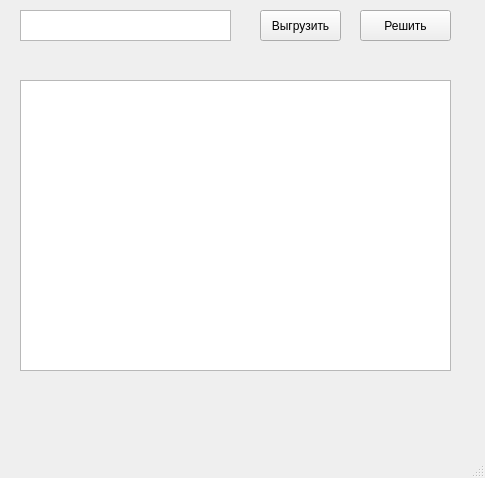
Before: the Qt Designer form gui.ui in SudoDobryak/MO_KR, drawn with Qt 5.
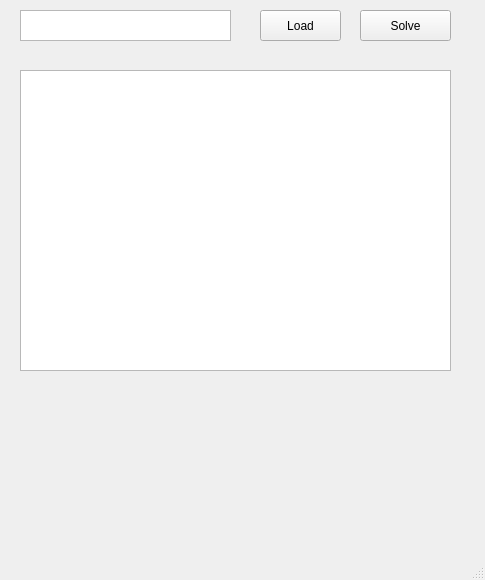
After: the same form once the commit is applied.

Diff of the .ui file:
```diff
--- a/gui.ui
+++ b/gui.ui
@@ -7,7 +7,7 @@
     <x>0</x>
     <y>0</y>
     <width>485</width>
-    <height>478</height>
+    <height>580</height>
    </rect>
   </property>
   <property name="windowTitle">
@@ -34,7 +34,7 @@
      </rect>
     </property>
     <property name="text">
-     <string>Выгрузить</string>
+     <string>Load</string>
     </property>
    </widget>
    <widget class="QPushButton" name="pushButton_2">
@@ -47,16 +47,16 @@
      </rect>
     </property>
     <property name="text">
-     <string>Решить</string>
+     <string>Solve</string>
     </property>
    </widget>
-   <widget class="QListWidget" name="listWidget">
+   <widget class="QTableWidget" name="tableWidget">
     <property name="geometry">
      <rect>
       <x>20</x>
-      <y>80</y>
+      <y>70</y>
       <width>431</width>
-      <height>291</height>
+      <height>301</height>
      </rect>
     </property>
    </widget>
```
